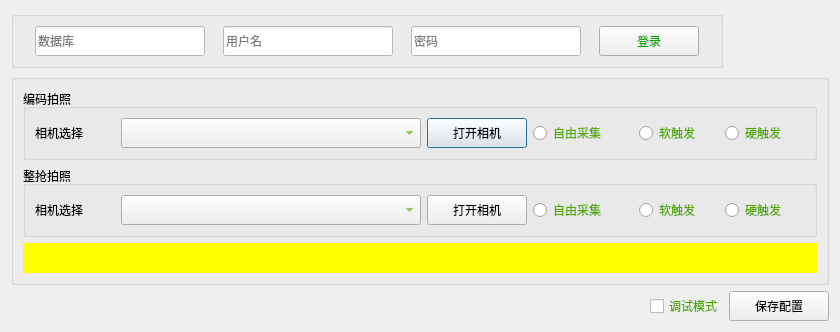
The window that GunManagementSystem/UI/ParameterSetting/ParameterSettings.ui (zhaixueming/GunManagementSystem) describes before a commit, drawn with Qt 5.
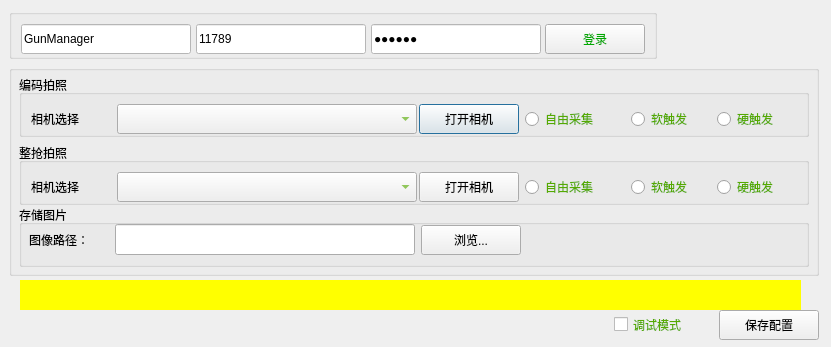
The same window after the commit. Icons and pictures are not drawn.

```diff
--- a/GunManagementSystem/UI/ParameterSetting/ParameterSettings.ui
+++ b/GunManagementSystem/UI/ParameterSetting/ParameterSettings.ui
@@ -6,8 +6,8 @@
    <rect>
     <x>0</x>
     <y>0</y>
-    <width>828</width>
-    <height>296</height>
+    <width>831</width>
+    <height>347</height>
    </rect>
   </property>
   <property name="windowTitle">
@@ -17,28 +17,27 @@
    <iconset resource="../../SysMainWindow.qrc">
     <normaloff>:/SysMainWindow/Resources/settings.ico</normaloff>:/SysMainWindow/Resources/settings.ico</iconset>
   </property>
-  <layout class="QGridLayout" name="gridLayout_5">
-   <item row="2" column="0">
-    <spacer name="horizontalSpacer">
-     <property name="orientation">
-      <enum>Qt::Horizontal</enum>
-     </property>
-     <property name="sizeHint" stdset="0">
-      <size>
-       <width>127</width>
-       <height>20</height>
-      </size>
-     </property>
-    </spacer>
-   </item>
-   <item row="1" column="0" colspan="3">
     <widget class="QGroupBox" name="groupBox">
+   <property name="geometry">
+    <rect>
+     <x>9</x>
+     <y>65</y>
+     <width>810</width>
+     <height>211</height>
+    </rect>
+   </property>
      <property name="title">
       <string/>
      </property>
-     <layout class="QGridLayout" name="gridLayout_4">
-      <item row="0" column="0">
        <widget class="QGroupBox" name="groupBox_3">
+    <property name="geometry">
+     <rect>
+      <x>10</x>
+      <y>10</y>
+      <width>790</width>
+      <height>62</height>
+     </rect>
+    </property>
         <property name="title">
          <string>编码拍照</string>
         </property>
@@ -178,35 +177,19 @@
          </item>
         </layout>
        </widget>
-      </item>
-      <item row="1" column="0">
        <widget class="QGroupBox" name="groupBox_4">
+    <property name="geometry">
+     <rect>
+      <x>10</x>
+      <y>78</y>
+      <width>790</width>
+      <height>62</height>
+     </rect>
+    </property>
         <property name="title">
          <string>整抢拍照</string>
         </property>
         <layout class="QGridLayout" name="gridLayout_3">
-         <item row="0" column="0">
-          <widget class="QLabel" name="label_24">
-           <property name="minimumSize">
-            <size>
-             <width>80</width>
-             <height>30</height>
-            </size>
-           </property>
-           <property name="maximumSize">
-            <size>
-             <width>80</width>
-             <height>30</height>
-            </size>
-           </property>
-           <property name="styleSheet">
-            <string notr="true">font: 75 14pt &quot;微软雅黑&quot;;</string>
-           </property>
-           <property name="text">
-            <string>相机选择</string>
-           </property>
-          </widget>
-         </item>
          <item row="0" column="1">
           <widget class="QComboBox" name="comboBox_Camera2">
            <property name="minimumSize">
@@ -227,48 +210,25 @@
            </property>
           </widget>
          </item>
-         <item row="0" column="2">
-          <widget class="QPushButton" name="pushButton_OpenCamera2">
+     <item row="0" column="0">
+      <widget class="QLabel" name="label_24">
            <property name="minimumSize">
             <size>
-             <width>100</width>
+         <width>80</width>
              <height>30</height>
             </size>
            </property>
            <property name="maximumSize">
             <size>
-             <width>100</width>
+         <width>80</width>
              <height>30</height>
             </size>
            </property>
            <property name="styleSheet">
-            <string notr="true">font: 75 15pt &quot;微软雅黑&quot;;</string>
+        <string notr="true">font: 75 14pt &quot;微软雅黑&quot;;</string>
            </property>
            <property name="text">
-            <string>打开相机</string>
-           </property>
-          </widget>
-         </item>
-         <item row="0" column="3">
-          <widget class="QRadioButton" name="radioButton_FreeRun2">
-           <property name="minimumSize">
-            <size>
-             <width>100</width>
-             <height>30</height>
-            </size>
-           </property>
-           <property name="maximumSize">
-            <size>
-             <width>100</width>
-             <height>30</height>
-            </size>
-           </property>
-           <property name="styleSheet">
-            <string notr="true">font: 75 14pt &quot;微软雅黑&quot;;
-color: rgb(85, 170, 0);</string>
-           </property>
-           <property name="text">
-            <string>自由采集</string>
+        <string>相机选择</string>
            </property>
           </widget>
          </item>
@@ -295,6 +255,29 @@
            </property>
           </widget>
          </item>
+     <item row="0" column="3">
+      <widget class="QRadioButton" name="radioButton_FreeRun2">
+       <property name="minimumSize">
+        <size>
+         <width>100</width>
+         <height>30</height>
+        </size>
+       </property>
+       <property name="maximumSize">
+        <size>
+         <width>100</width>
+         <height>30</height>
+        </size>
+       </property>
+       <property name="styleSheet">
+        <string notr="true">font: 75 14pt &quot;微软雅黑&quot;;
+color: rgb(85, 170, 0);</string>
+       </property>
+       <property name="text">
+        <string>自由采集</string>
+       </property>
+      </widget>
+     </item>
          <item row="0" column="5">
           <widget class="QRadioButton" name="radioButton_ExternalTrigger2">
            <property name="minimumSize">
@@ -318,36 +301,119 @@
            </property>
           </widget>
          </item>
-        </layout>
-       </widget>
-      </item>
-      <item row="2" column="0">
-       <widget class="QLabel" name="label_Info">
+     <item row="0" column="2">
+      <widget class="QPushButton" name="pushButton_OpenCamera2">
         <property name="minimumSize">
          <size>
-          <width>60</width>
+         <width>100</width>
           <height>30</height>
          </size>
         </property>
         <property name="maximumSize">
          <size>
-          <width>1000</width>
+         <width>100</width>
           <height>30</height>
          </size>
         </property>
         <property name="styleSheet">
-         <string notr="true">background-color: rgb(255, 255, 0);</string>
+        <string notr="true">font: 75 15pt &quot;微软雅黑&quot;;</string>
         </property>
         <property name="text">
-         <string/>
+        <string>打开相机</string>
         </property>
        </widget>
       </item>
      </layout>
     </widget>
-   </item>
-   <item row="2" column="1">
+   <widget class="QGroupBox" name="groupBox_5">
+    <property name="geometry">
+     <rect>
+      <x>10</x>
+      <y>140</y>
+      <width>790</width>
+      <height>62</height>
+     </rect>
+    </property>
+    <property name="title">
+     <string>存储图片</string>
+    </property>
+    <widget class="QPushButton" name="pushButton_SaveImagePath">
+     <property name="geometry">
+      <rect>
+       <x>402</x>
+       <y>20</y>
+       <width>100</width>
+       <height>30</height>
+      </rect>
+     </property>
+     <property name="minimumSize">
+      <size>
+       <width>100</width>
+       <height>30</height>
+      </size>
+     </property>
+     <property name="maximumSize">
+      <size>
+       <width>100</width>
+       <height>30</height>
+      </size>
+     </property>
+     <property name="styleSheet">
+      <string notr="true">font: 75 15pt &quot;微软雅黑&quot;;</string>
+     </property>
+     <property name="text">
+      <string>浏览...</string>
+     </property>
+    </widget>
+    <widget class="QLabel" name="label_25">
+     <property name="geometry">
+      <rect>
+       <x>10</x>
+       <y>20</y>
+       <width>80</width>
+       <height>30</height>
+      </rect>
+     </property>
+     <property name="minimumSize">
+      <size>
+       <width>80</width>
+       <height>30</height>
+      </size>
+     </property>
+     <property name="maximumSize">
+      <size>
+       <width>80</width>
+       <height>30</height>
+      </size>
+     </property>
+     <property name="styleSheet">
+      <string notr="true">font: 75 14pt &quot;微软雅黑&quot;;</string>
+     </property>
+     <property name="text">
+      <string>图像路径：</string>
+     </property>
+    </widget>
+    <widget class="QLineEdit" name="lineEdit_SaveImagePath">
+     <property name="geometry">
+      <rect>
+       <x>96</x>
+       <y>19</y>
+       <width>300</width>
+       <height>31</height>
+      </rect>
+     </property>
+    </widget>
+   </widget>
+  </widget>
     <widget class="QCheckBox" name="checkBox_Debug">
+   <property name="geometry">
+    <rect>
+     <x>614</x>
+     <y>310</y>
+     <width>99</width>
+     <height>29</height>
+    </rect>
+   </property>
      <property name="styleSheet">
       <string notr="true">font: 75 14pt &quot;微软雅黑&quot;;
 color: rgb(85, 170, 0);</string>
@@ -356,9 +422,15 @@
       <string>调试模式</string>
      </property>
     </widget>
-   </item>
-   <item row="0" column="0" colspan="2">
     <widget class="QGroupBox" name="groupBox_2">
+   <property name="geometry">
+    <rect>
+     <x>9</x>
+     <y>9</y>
+     <width>648</width>
+     <height>50</height>
+    </rect>
+   </property>
      <property name="title">
       <string/>
      </property>
@@ -405,7 +477,7 @@
 font: 14pt &quot;微软雅黑&quot;;</string>
         </property>
         <property name="text">
-         <string/>
+       <string>11789</string>
         </property>
         <property name="placeholderText">
          <string>用户名</string>
@@ -431,7 +503,7 @@
 font: 14pt &quot;微软雅黑&quot;;</string>
         </property>
         <property name="text">
-         <string/>
+       <string>199512</string>
         </property>
         <property name="echoMode">
          <enum>QLineEdit::Password</enum>
@@ -459,6 +531,9 @@
          <string notr="true">background-color: rgb(255, 255, 255);
 font: 14pt &quot;微软雅黑&quot;;</string>
         </property>
+      <property name="text">
+       <string>GunManager</string>
+      </property>
         <property name="placeholderText">
          <string>数据库</string>
         </property>
@@ -466,9 +541,15 @@
       </item>
      </layout>
     </widget>
-   </item>
-   <item row="2" column="2">
     <widget class="QPushButton" name="pushButton_SaveConfig">
+   <property name="geometry">
+    <rect>
+     <x>719</x>
+     <y>310</y>
+     <width>100</width>
+     <height>30</height>
+    </rect>
+   </property>
      <property name="minimumSize">
       <size>
        <width>100</width>
@@ -488,8 +569,34 @@
       <string>保存配置</string>
      </property>
     </widget>
-   </item>
-  </layout>
+  <widget class="QLabel" name="label_Info">
+   <property name="geometry">
+    <rect>
+     <x>20</x>
+     <y>280</y>
+     <width>781</width>
+     <height>30</height>
+    </rect>
+   </property>
+   <property name="minimumSize">
+    <size>
+     <width>60</width>
+     <height>30</height>
+    </size>
+   </property>
+   <property name="maximumSize">
+    <size>
+     <width>1000</width>
+     <height>30</height>
+    </size>
+   </property>
+   <property name="styleSheet">
+    <string notr="true">background-color: rgb(255, 255, 0);</string>
+   </property>
+   <property name="text">
+    <string/>
+   </property>
+  </widget>
  </widget>
  <resources>
   <include location="../../SysMainWindow.qrc"/>
```
Left out of the diff: 42 changed lines with no effect on the pictures. Lines whose indentation alone changed are shown as unchanged.
